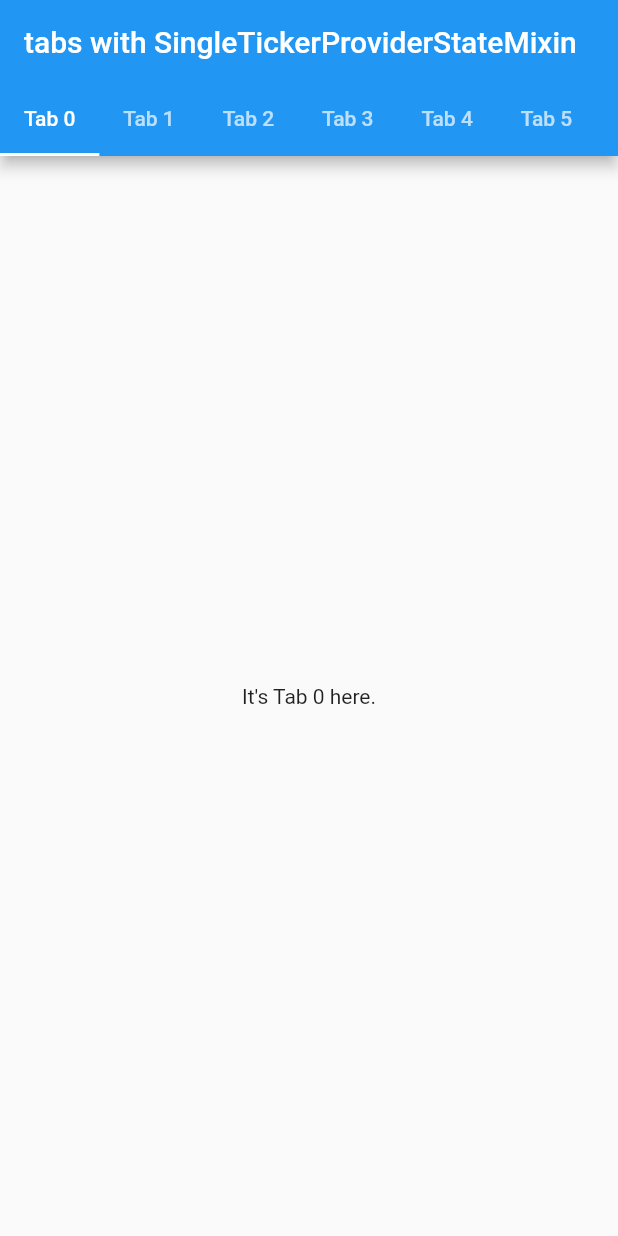
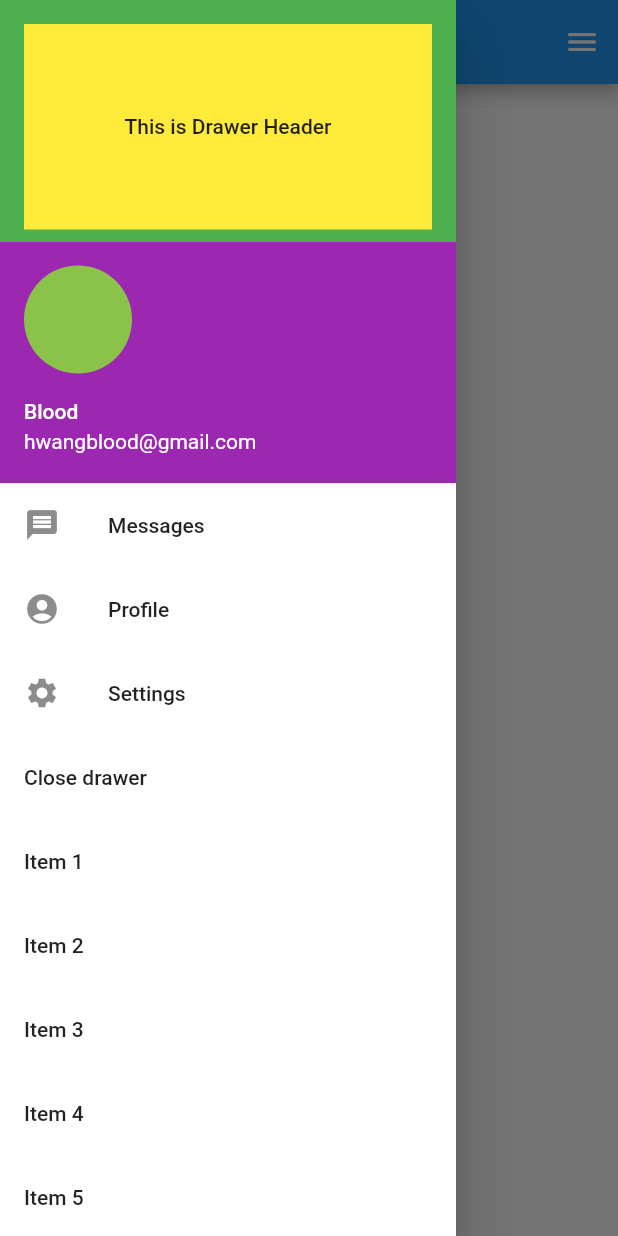
Before and after one commit to HEY-BLOOD/first_flutter_app, a Flutter app: the screen it shows after launch, with the side drawer open (before the commit the screen has no drawer), on a phone screen of 412 x 824 dp. Run offline on Flutter 3.47's test engine with Material 2 defaults, Android fonts, the phone set to English and light mode, and no system bars.

Commit message:
Drawer & DrawerHeader

```diff
--- /dev/null
+++ b/lib/ex_drawer.dart
@@ -0,0 +1,111 @@
+import 'package:flutter/material.dart';
+
+class MyDrawerApp extends StatelessWidget {
+  const MyDrawerApp({Key? key}) : super(key: key);
+
+  @override
+  Widget build(BuildContext context) {
+    return MaterialApp(
+      home: _DrawerPage(),
+    );
+  }
+}
+
+class _DrawerPage extends StatelessWidget {
+  @override
+  Widget build(BuildContext context) {
+    return Scaffold(
+      appBar: AppBar(
+        title: Text("Drawer Demo"),
+      ),
+      drawer: Drawer(
+          child: Container(
+        color: Colors.white,
+        child: ListView(
+          padding: EdgeInsets.zero,
+          children: [
+            DrawerHeader(
+              margin: EdgeInsets.zero,
+              child: Container(
+                alignment: Alignment.center,
+                color: Colors.yellow,
+                child: Text("This is Drawer Header"),
+              ),
+              decoration: BoxDecoration(color: Colors.green),
+            ),
+            UserAccountsDrawerHeader(
+              margin: EdgeInsets.zero,
+              decoration: BoxDecoration(color: Colors.purple),
+              currentAccountPicture: CircleAvatar(
+                backgroundColor: Colors.lightGreen,
+              ),
+              accountName: Text("Blood"),
+              accountEmail: Text("hwangblood@gmail.com"),
+            ),
+            ListTile(
+              leading: Icon(Icons.message),
+              title: Text('Messages'),
+            ),
+            ListTile(
+              leading: Icon(Icons.account_circle),
+              title: Text('Profile'),
+            ),
+            ListTile(
+              leading: Icon(Icons.settings),
+              title: Text('Settings'),
+            ),
+            ListTile(
+              title: Text("Close drawer"),
+              onTap: () => Navigator.pop(context),
+            ),
+            ListTile(title: Text("Item 1")),
+            ListTile(title: Text("Item 2")),
+            ListTile(title: Text("Item 3")),
+            ListTile(title: Text("Item 4")),
+            ListTile(title: Text("Item 5")),
+            ListTile(title: Text("Item 6")),
+            ListTile(title: Text("Item 7")),
+            ListTile(title: Text("Item 8")),
+            ListTile(title: Text("Item 9")),
+          ],
+        ),
+      )),
+      endDrawer: Drawer(
+        child: ListView(
+          padding: EdgeInsets.zero,
+          children: [
+            UserAccountsDrawerHeader(
+              margin: EdgeInsets.zero,
+              decoration: BoxDecoration(color: Colors.teal),
+              currentAccountPicture: CircleAvatar(),
+              accountName: Text("Blood"),
+              accountEmail: Text("hwangblood@gmail.com"),
+            ),
+            ListTile(
+              title: Text("Close drawer"),
+              onTap: () => Navigator.pop(context),
+            )
+          ],
+        ),
+      ),
+      body: Builder(builder: (context) {
+        return Column(
+          mainAxisAlignment: MainAxisAlignment.center,
+          children: [
+            Center(
+              child: Text("Drawer"),
+            ),
+            ElevatedButton(
+              onPressed: () => Scaffold.of(context).openDrawer(),
+              child: Text("open drawer"),
+            ),
+            ElevatedButton(
+              onPressed: () => Scaffold.of(context).openEndDrawer(),
+              child: Text("open end drawer"),
+            )
+          ],
+        );
+      }),
+    );
+  }
+}
--- a/lib/main.dart
+++ b/lib/main.dart
@@ -1,8 +1,8 @@
-import 'package:first_app/ex_tabs.dart';
+import 'package:first_app/ex_drawer.dart';
 import 'package:flutter/material.dart';
 
 void main() {
-  runApp(MyTabBarAppTwo());
+  runApp(MyDrawerApp());
 }
 
 
```
